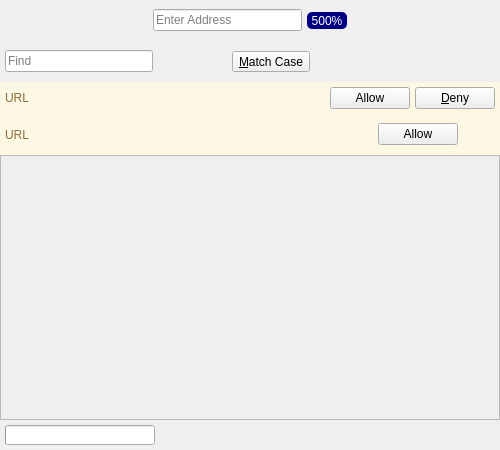
Old version of the form UI/dooble_page.ui in the repository textbrowser/dooble.
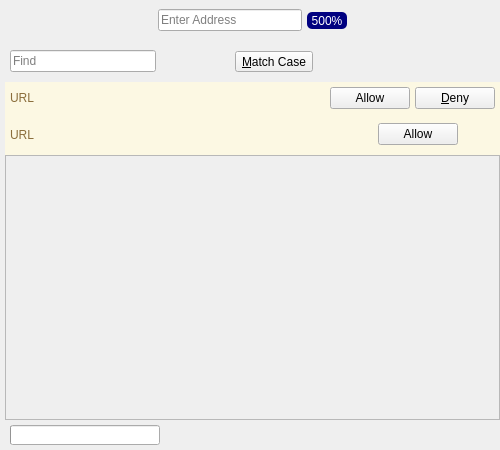
New version of the form. Custom widgets are drawn as their Qt base class.

```diff
--- a/UI/dooble_page.ui
+++ b/UI/dooble_page.ui
@@ -30,7 +30,14 @@
     <number>0</number>
    </property>
    <item>
-    <layout class="QVBoxLayout" name="side_layout"/>
+    <layout class="QVBoxLayout" name="side_layout">
+     <property name="spacing">
+      <number>5</number>
+     </property>
+     <property name="leftMargin">
+      <number>5</number>
+     </property>
+    </layout>
    </item>
    <item>
     <layout class="QVBoxLayout" name="verticalLayout_4">
```
